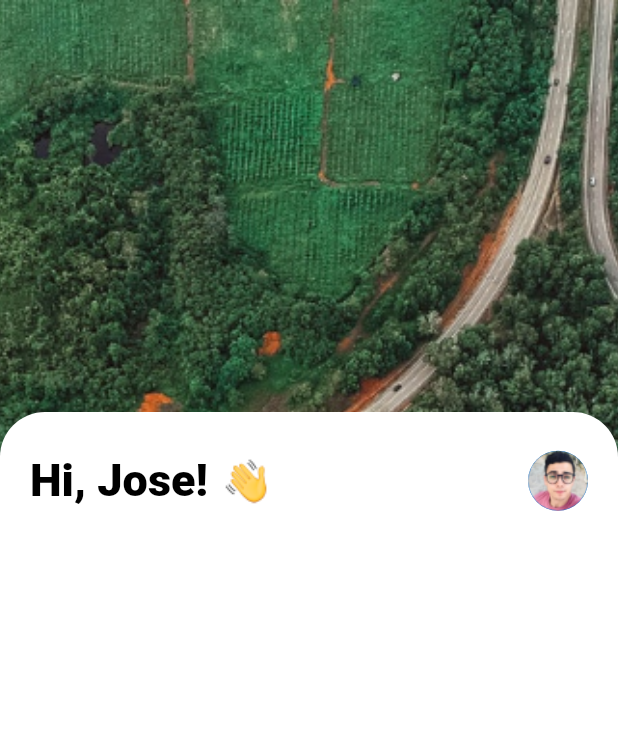
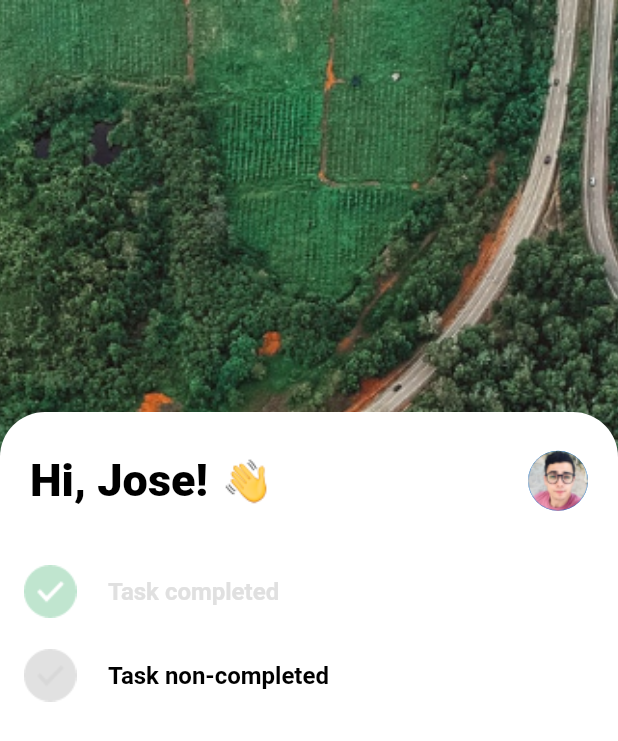
Before and after one commit to josealvaradoo/flutter-todolist, a Flutter app: the screen it shows after launch, on a phone screen of 412 x 824 dp. Shown: the top 741 px of the screen. Run offline on Flutter 3.47's test engine with Material 2 defaults, Android fonts, the phone set to English and light mode, and no system bars.

Commit message:
:zap: Add TaskItem.dart

```diff
--- a/lib/main.dart
+++ b/lib/main.dart
@@ -1,5 +1,6 @@
 import 'package:flutter/material.dart';
 import 'widgets/WelcomeBar.dart';
+import 'widgets/TaskItem.dart';
 
 void main() => runApp(MyApp());
 
@@ -30,7 +31,17 @@ class MyApp extends StatelessWidget {
 											),
 											Expanded(
 												child: Container(
-													//
+													child: ListView(
+														children: <Widget>[
+															TaskItem(
+																title: 'Task completed',
+																completed: true,
+															),
+															TaskItem(
+																title: 'Task non-completed'
+															)
+														],
+													),
 												),
 												flex: 5
 											),
--- /dev/null
+++ b/lib/widgets/TaskItem.dart
@@ -0,0 +1,24 @@
+import 'package:flutter/material.dart';
+
+class TaskItem extends StatelessWidget {
+	TaskItem({ this.title, this.completed = false });
+	final String title;
+	final bool completed;
+
+	@override
+	Widget build(BuildContext context) {
+		return ListTile(
+			leading: Image(
+				image: completed ? AssetImage('assets/images/icons/completed.png') : AssetImage('assets/images/icons/non-completed.png')
+			),
+			title: Text(
+				title,
+				style: TextStyle(
+					fontSize: 16.0,
+					color: completed ? Colors.grey[300] : Colors.black,
+					fontWeight: FontWeight.bold
+				),
+			),
+		);
+	}
+}
--- a/pubspec.yaml
+++ b/pubspec.yaml
@@ -44,6 +44,8 @@ flutter:
      - assets/images/background/background-hdpi/Background.png
      - assets/images/icons/avatar.png
      - assets/images/icons/hand-emoji.png
+     - assets/images/icons/completed.png
+     - assets/images/icons/non-completed.png
 
   # An image asset can refer to one or more resolution-specific "variants", see
   # https://flutter.io/assets-and-images/#resolution-aware.
```
Also changed, not shown: assets/images/icons/completed.png (added), assets/images/icons/non-completed.png (added).
